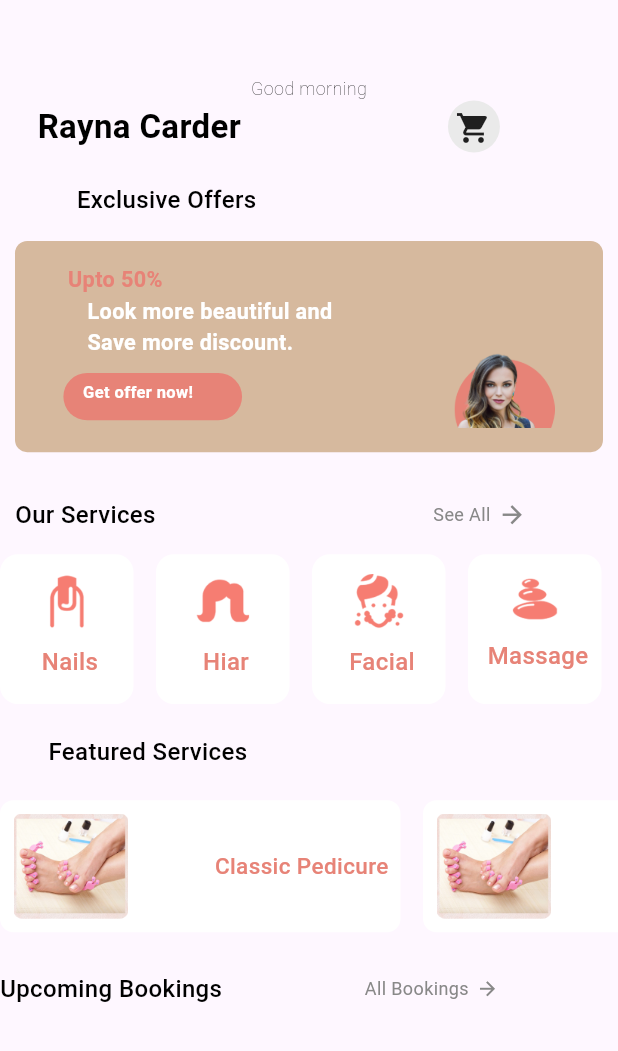
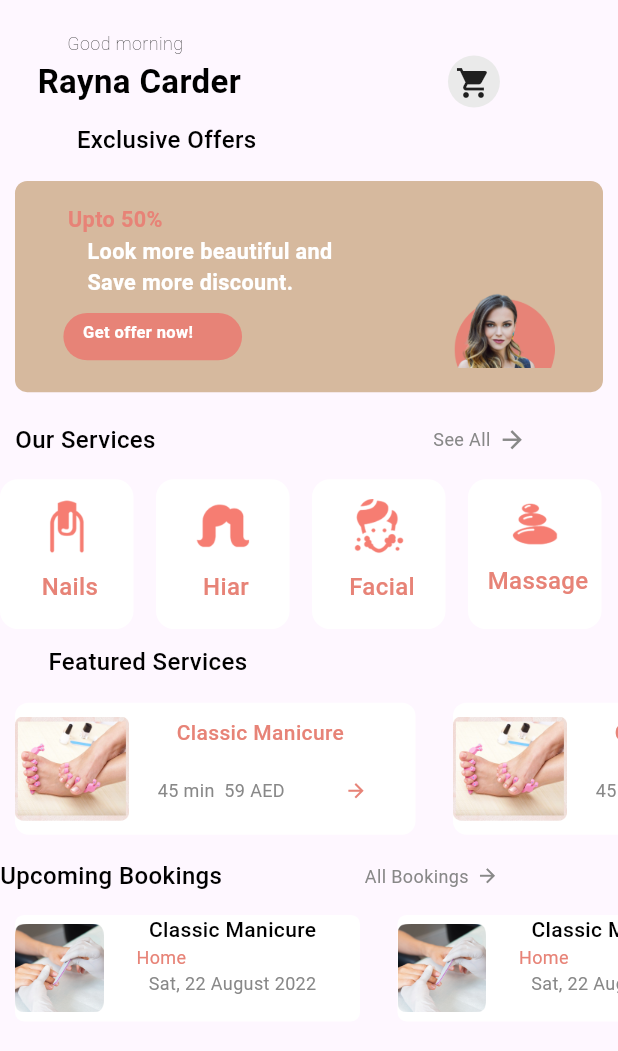
Before and after one commit to turklala0315/luciuose_ui_practice, a Flutter app: the screen it shows after launch, on a phone screen of 412 x 824 dp. Shown: the top 1051 px of the screen. Run offline on Flutter 3.47's test engine with Material 3 defaults, Android fonts, the phone set to English and light mode, and no system bars.

```diff
--- a/lib/custom_widget/feature_container/reuse_feature_container.dart
+++ b/lib/custom_widget/feature_container/reuse_feature_container.dart
@@ -1,38 +1,59 @@
 import 'package:flutter/material.dart';
 
 class ReuseFeatureContainer extends StatelessWidget {
-  final String belowtext;
+  final String firsttext;
+
   final String imagepath;
-
   const ReuseFeatureContainer(
-      {required this.belowtext, required this.imagepath, super.key});
+      {required this.firsttext, required this.imagepath, super.key});
 
   @override
   Widget build(BuildContext context) {
-    return Container(
+    return Padding(
+      padding: const EdgeInsets.only(left: 10),
+      child: Container(
         height: 88,
         width: 267,
         decoration: BoxDecoration(
             borderRadius: BorderRadius.circular(9),
-          color: const Color(0XffFFFFFF)),
-      child: const Row(
-        mainAxisAlignment: MainAxisAlignment.spaceBetween,
+            color: const Color(0XffFFFFFF),
+            image: const DecorationImage(
+                alignment: Alignment.centerLeft,
+                image: AssetImage("assets/static_assets/classic.png"),
+                scale: 4)),
+        child: const Column(
           children: [
             Padding(
-            padding: EdgeInsets.only(left: 9, top: 9, bottom: 9),
-            child: Image(image: AssetImage("assets/static_assets/classic.png")),
+              padding: EdgeInsets.only(left: 60, top: 10),
+              child: Text("Classic Manicure",
+                  style: TextStyle(
+                      fontSize: 14,
+                      fontWeight: FontWeight.w500,
+                      color: Color(0XffE78377))),
             ),
+            SizedBox(height: 20),
             Padding(
-            padding: EdgeInsets.all(8.0),
-            child: Text(
-              "Classic Pedicure",
+              padding: EdgeInsets.only(left: 95),
+              child: Row(
+                children: [
+                  Text(
+                    "45 min  59 AED",
                     style: TextStyle(
-                  fontSize: 15,
-                  fontWeight: FontWeight.w500,
-                  color: Color(0XffE78377)),
+                        fontSize: 12,
+                        fontWeight: FontWeight.w400,
+                        color: Color(0Xff888888)),
                   ),
+                  SizedBox(width: 40),
+                  Icon(
+                    Icons.arrow_forward,
+                    size: 15,
+                    color: Color(0XffE78377),
+                  )
+                ],
               ),
+            )
           ],
+        ),
       ),
     );
   }
--- /dev/null
+++ b/lib/custom_widget/reuse_classic_container/reuse_classic_conainer.dart
@@ -0,0 +1,64 @@
+import 'package:flutter/material.dart';
+
+class ReuseClassicConainer extends StatelessWidget {
+  final String firsttext;
+  final String midtext;
+  final String lasttext;
+  final String imagepath;
+  const ReuseClassicConainer(
+      {required this.firsttext,
+      required this.midtext,
+      required this.lasttext,
+      required this.imagepath,
+      super.key});
+
+  @override
+  Widget build(BuildContext context) {
+    return Padding(
+      padding: const EdgeInsets.only(left: 10),
+      child: Container(
+        height: 71,
+        width: 230,
+        decoration: BoxDecoration(
+            borderRadius: BorderRadius.circular(6),
+            color: const Color(0XffFFFFFF),
+            image: const DecorationImage(
+                alignment: Alignment.centerLeft,
+                image: AssetImage("assets/static_assets/upcoming pic.png"),
+                scale: 4)),
+        child: const Column(
+          children: [
+            Padding(
+              padding: EdgeInsets.only(left: 60),
+              child: Text("Classic Manicure",
+                  style: TextStyle(
+                      fontSize: 14,
+                      fontWeight: FontWeight.w500,
+                      color: Color(0Xff000000))),
+            ),
+            Padding(
+              padding: EdgeInsets.only(right: 35),
+              child: Text(
+                "Home",
+                style: TextStyle(
+                    fontSize: 12,
+                    fontWeight: FontWeight.w400,
+                    color: Color(0XffE78377)),
+              ),
+            ),
+            Padding(
+              padding: EdgeInsets.only(left: 60),
+              child: Text(
+                "Sat, 22 August 2022",
+                style: TextStyle(
+                    fontSize: 12,
+                    fontWeight: FontWeight.w400,
+                    color: Color(0Xff888888)),
+              ),
+            )
+          ],
+        ),
+      ),
+    );
+  }
+}
--- a/lib/ui/home/home.dart
+++ b/lib/ui/home/home.dart
@@ -1,5 +1,6 @@
 import 'package:flutter/material.dart';
 import 'package:flutter_application_listview/custom_widget/feature_container/reuse_feature_container.dart';
+import 'package:flutter_application_listview/custom_widget/reuse_classic_container/reuse_classic_conainer.dart';
 import 'package:flutter_application_listview/custom_widget/reuse_container/reuse_container.dart';
 
 class Home extends StatelessWidget {
@@ -12,14 +13,17 @@ class Home extends StatelessWidget {
           child: Column(
         children: [
           const SizedBox(
-            height: 50,
+            height: 20,
           ),
-          const Text(
-            'Good morning',
-            style: TextStyle(
-                fontSize: 12,
-                fontWeight: FontWeight.w200,
-                color: Color(0Xff000000)),
+          const Padding(
+            padding: EdgeInsets.only(right: 245),
+            child: Text(
+              'Good morning',
+              style: TextStyle(
+                  fontSize: 12,
+                  fontWeight: FontWeight.w200,
+                  color: Color(0Xff000000)),
+            ),
           ),
           Padding(
             padding: const EdgeInsets.only(left: 25),
@@ -50,7 +54,7 @@ class Home extends StatelessWidget {
               ],
             ),
           ),
-          const SizedBox(height: 20),
+          const SizedBox(height: 10),
           const Padding(
             padding: EdgeInsets.only(right: 190),
             child: Text(
@@ -132,7 +136,7 @@ class Home extends StatelessWidget {
               ],
             ),
           ),
-          const SizedBox(height: 20),
+          const SizedBox(height: 10),
           const Row(
             children: [
               Padding(
@@ -199,7 +203,7 @@ class Home extends StatelessWidget {
               ],
             ),
           ),
-          const SizedBox(height: 20),
+          const SizedBox(height: 10),
           const Padding(
             padding: EdgeInsets.only(right: 215),
             child: Text(
@@ -210,7 +214,7 @@ class Home extends StatelessWidget {
                   color: Color(0Xff000000)),
             ),
           ),
-          const SizedBox(height: 15),
+          const SizedBox(height: 10),
           SizedBox(
             height: 100,
             child: ListView(
@@ -222,15 +226,15 @@ class Home extends StatelessWidget {
                   child: Row(
                     children: [
                       ReuseFeatureContainer(
-                          belowtext: "Classic Pedicure",
+                          firsttext: "Classic Pedicure",
                           imagepath: "assets/static_assets/classic.png"),
                       SizedBox(width: 15),
                       ReuseFeatureContainer(
-                          belowtext: "Classic Pedicure",
+                          firsttext: "Classic Pedicure",
                           imagepath: "assets/static_assets/classic.png"),
                       SizedBox(width: 15),
                       ReuseFeatureContainer(
-                          belowtext: "Classic Pedicure",
+                          firsttext: "Classic Pedicure",
                           imagepath: "assets/static_assets/classic.png")
                     ],
                   ),
@@ -238,7 +242,7 @@ class Home extends StatelessWidget {
               ],
             ),
           ),
-          const SizedBox(height: 20),
+          const SizedBox(height: 10),
           const Row(
             children: [
               Text(
@@ -263,6 +267,78 @@ class Home extends StatelessWidget {
                 color: Color(0Xff888888),
               )
             ],
+          ),
+          SizedBox(
+            height: 100,
+            child: ListView(
+              shrinkWrap: true,
+              scrollDirection: Axis.horizontal,
+              children: [
+                Row(
+                  children: [
+                    Padding(
+                      padding: const EdgeInsets.only(left: 10),
+                      child: Container(
+                        height: 71,
+                        width: 230,
+                        decoration: BoxDecoration(
+                            borderRadius: BorderRadius.circular(6),
+                            color: const Color(0XffFFFFFF),
+                            image: const DecorationImage(
+                                alignment: Alignment.centerLeft,
+                                image: AssetImage(
+                                    "assets/static_assets/upcoming pic.png"),
+                                scale: 4)),
+                        child: const Column(
+                          children: [
+                            Padding(
+                              padding: EdgeInsets.only(left: 60),
+                              child: Text("Classic Manicure",
+                                  style: TextStyle(
+                                      fontSize: 14,
+                                      fontWeight: FontWeight.w500,
+                                      color: Color(0Xff000000))),
+                            ),
+                            Padding(
+                              padding: EdgeInsets.only(right: 35),
+                              child: Text(
+                                "Home",
+                                style: TextStyle(
+                                    fontSize: 12,
+                                    fontWeight: FontWeight.w400,
+                                    color: Color(0XffE78377)),
+                              ),
+                            ),
+                            Padding(
+                              padding: EdgeInsets.only(left: 60),
+                              child: Text(
+                                "Sat, 22 August 2022",
+                                style: TextStyle(
+                                    fontSize: 12,
+                                    fontWeight: FontWeight.w400,
+                                    color: Color(0Xff888888)),
+                              ),
+                            )
+                          ],
+                        ),
+                      ),
+                    ),
+                    const SizedBox(width: 15),
+                    const ReuseClassicConainer(
+                        firsttext: "Clsssic Manicure",
+                        midtext: "Home",
+                        lasttext: "Sat, 22 August 2022",
+                        imagepath: "assets/static_assets/classic.png"),
+                    const SizedBox(width: 15),
+                    const ReuseClassicConainer(
+                        firsttext: "Clsssic Manicure",
+                        midtext: "Home",
+                        lasttext: "Sat, 22 August 2022",
+                        imagepath: "assets/static_assets/classic.png")
+                  ],
+                ),
+              ],
+            ),
           )
         ],
       )),
```
Also changed, not shown: assets/static_assets/upcoming pic.png (added), 1 other file. Lines whose indentation alone changed are shown as unchanged.
